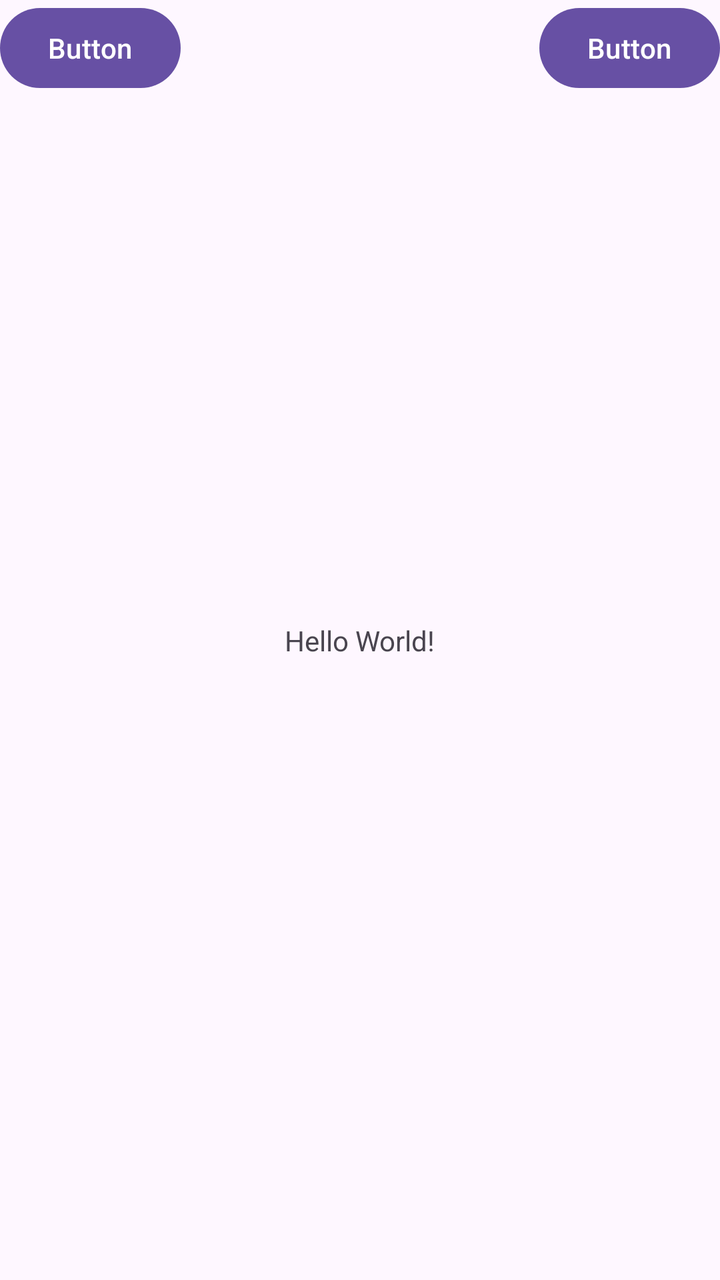
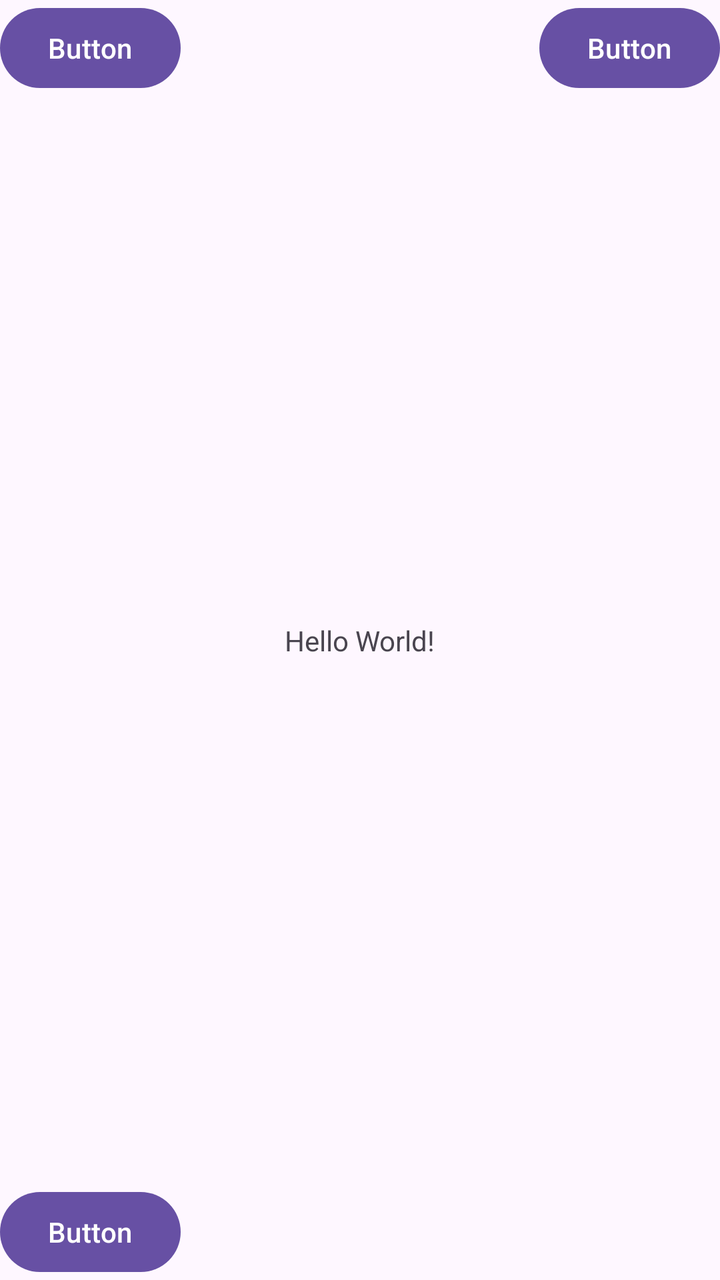

The first picture is an Android layout as it rendered before a commit; the second is the same layout after the commit. The layout source and the unified diff follow.
<!-- AndroidManifest.xml: application theme Theme.ConstraintLayout -->
<!-- res/layout/activity_main.xml -->
<?xml version="1.0" encoding="utf-8"?>
<androidx.constraintlayout.widget.ConstraintLayout xmlns:android="http://schemas.android.com/apk/res/android"
    xmlns:app="http://schemas.android.com/apk/res-auto"
    xmlns:tools="http://schemas.android.com/tools"
    android:id="@+id/main"
    android:layout_width="match_parent"
    android:layout_height="match_parent"
    tools:context=".MainActivity">

    <TextView
        android:layout_width="wrap_content"
        android:layout_height="wrap_content"
        android:text="Hello World!"
        app:layout_constraintBottom_toBottomOf="parent"
        app:layout_constraintEnd_toEndOf="parent"
        app:layout_constraintStart_toStartOf="parent"
        app:layout_constraintTop_toTopOf="parent" />

    <Button
        android:id="@+id/button"
        android:layout_width="wrap_content"
        android:layout_height="wrap_content"
        android:text="Button"
        app:layout_constraintEnd_toEndOf="parent"
        app:layout_constraintTop_toTopOf="parent" />

    <Button
        android:id="@+id/button2"
        android:layout_width="wrap_content"
        android:layout_height="wrap_content"
        android:text="Button"
        app:layout_constraintStart_toStartOf="parent"
        app:layout_constraintTop_toTopOf="parent" />

</androidx.constraintlayout.widget.ConstraintLayout>
<!-- resources referenced by this layout -->
<resources>
  <style name="Theme.ConstraintLayout" parent="Base.Theme.ConstraintLayout" />
  <style name="Base.Theme.ConstraintLayout" parent="Theme.Material3.DayNight.NoActionBar">
          
          
      </style>
</resources>

<!-- the commit's change to res/layout/activity_main.xml (unified diff, before → after) -->
@@ -32,4 +32,12 @@
         app:layout_constraintStart_toStartOf="parent"
         app:layout_constraintTop_toTopOf="parent" />
 
+    <Button
+        android:id="@+id/button3"
+        android:layout_width="wrap_content"
+        android:layout_height="wrap_content"
+        android:text="Button"
+        app:layout_constraintBottom_toBottomOf="parent"
+        app:layout_constraintStart_toStartOf="parent" />
+
 </androidx.constraintlayout.widget.ConstraintLayout>
